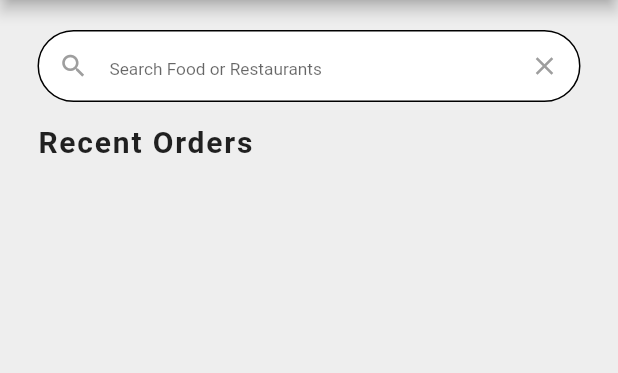
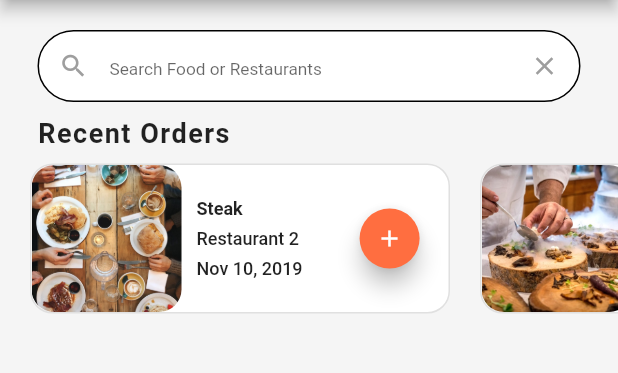
Before and after one commit to Wagner-Coche/food_delivery_app, a Flutter app: the screen it shows after launch, on a phone screen of 412 x 824 dp, the part 84-457 px from its top. Run offline on Flutter 3.47's test engine with Material 2 defaults, Android fonts, the phone set to English and light mode, and no system bars.

Commit message:
create recent orders

```diff
--- a/lib/screens/home_screen.dart
+++ b/lib/screens/home_screen.dart
@@ -1,5 +1,6 @@
 import "package:flutter/material.dart";
 import "package:flutter/cupertino.dart";
+import 'package:food_delivery_app/data/restaurant_data.dart';
 import 'package:food_delivery_app/widgets/recent_orders.dart';
 
 class HomeScreen extends StatefulWidget {
@@ -13,7 +14,7 @@ class _HomeScreenState extends State<HomeScreen> {
   @override
   Widget build(BuildContext context) {
     return Scaffold(
-      backgroundColor: Colors.grey.shade200,
+      backgroundColor: Colors.grey.shade100,
       appBar: AppBar(
         backgroundColor: Colors.deepOrangeAccent,
         leading: IconButton(
@@ -45,14 +46,13 @@ class _HomeScreenState extends State<HomeScreen> {
       body: SingleChildScrollView(
         reverse: false,
         child: Column(
-          children: const <Widget>[
-            SizedBox(
-              child: Padding(
+          children: <Widget>[
+            const Padding(
               padding: EdgeInsets.only(
                 top: 20,
                 right: 25,
                 left: 25,
-                  bottom: 15
+                bottom: 10
               ),
               child: TextField(
                 cursorColor: Colors.deepOrangeAccent,
@@ -86,8 +86,23 @@ class _HomeScreenState extends State<HomeScreen> {
                 ),
               ),
             ),
+            Container(
+              alignment: Alignment.centerLeft,
+              child: const Padding(
+                padding: EdgeInsets.symmetric(horizontal: 25),
+                child: Text(
+                  "Recent Orders",
+                  style: TextStyle(
+                    fontSize: 18,
+                    fontWeight: FontWeight.bold,
+                    letterSpacing: 1
                   ),
-            SizedBox(child: RecentOrders())
+                ),
+              ),
+            ),
+            const SizedBox(
+              child: RecentOrders()
+            ),
           ],
         ),
       ),
--- a/lib/widgets/recent_orders.dart
+++ b/lib/widgets/recent_orders.dart
@@ -1,38 +1,109 @@
 import 'package:flutter/cupertino.dart';
+import 'package:flutter/material.dart';
 import 'package:flutter/src/foundation/key.dart';
 import 'package:flutter/src/widgets/framework.dart';
+import 'package:food_delivery_app/data/user_data.dart';
+import 'package:food_delivery_app/models/order.dart';
 
 class RecentOrders extends StatelessWidget {
   const RecentOrders({Key? key}) : super(key: key);
 
+  _buildRecentOrder(BuildContext context, Order order) {
+    return Container(
+      margin: const EdgeInsets.all(10),
+      height: 100,
+      width: 280.0,
+      decoration: BoxDecoration(
+        color: Colors.white,
+        borderRadius: BorderRadius.circular(15.0),
+        border: Border.all(
+          width: 1,
+          color: Colors.grey.shade300
+        )
+      ),
+      child: Row(
+        children: <Widget>[
+          Container(
+            margin: const EdgeInsets.only(right: 10),
+            height: MediaQuery.of(context).size.height,
+            width: 100,
+            decoration: BoxDecoration(
+              borderRadius: BorderRadius.circular(15.0)
+            ),
+            child: ClipRRect(
+              borderRadius: BorderRadius.circular(15.0),
+              child: Image(
+                image: AssetImage(order.restaurant.imageUrl), fit: BoxFit.cover,
+              ),
+            ),
+          ),
+          Container(
+            margin: const EdgeInsets.only(right: 30),
+            child: Column(
+              mainAxisAlignment: MainAxisAlignment.center,
+              crossAxisAlignment: CrossAxisAlignment.start,
+              children: <Widget>[
+                Container(
+                  margin: const EdgeInsets.only(bottom: 6),
+                  child: Text(
+                    order.food.name,
+                    style: const TextStyle(
+                      fontSize: 12,
+                      fontWeight: FontWeight.bold
+                    ),
+                  ),
+                ),
+                Container(
+                  margin: const EdgeInsets.only(bottom: 6),
+                  child: Text(
+                    order.restaurant.name,
+                    style: const TextStyle(
+                      fontSize: 12,
+                      fontWeight: FontWeight.w500
+                    ),
+                  ),
+                ),
+                SizedBox(
+                  child: Text(
+                    order.date,
+                    style: const TextStyle(
+                      fontSize: 12,
+                      fontWeight: FontWeight.w500
+                    ),
+                  ),
+                )
+              ],
+            ),
+          ),
+          SizedBox(
+            height: 40,
+            child: FloatingActionButton(
+              onPressed: (){},
+              backgroundColor: Colors.deepOrangeAccent,
+              child: const Icon(Icons.add, size: 18),
+            ),
+          )
+        ],
+      ),
+    );
+  }
+
   @override
   Widget build(BuildContext context) {
     return SizedBox(
-      width: MediaQuery.of(context).size.width,
       child: Column(
         crossAxisAlignment: CrossAxisAlignment.start,
         children: <Widget>[
-          const SizedBox(
-            child: Padding(
-              padding: EdgeInsets.symmetric(horizontal: 25),
-              child: Text(
-                "Recent Orders",
-                textDirection: TextDirection.ltr,
-                style: TextStyle(
-                  fontSize: 20,
-                  fontWeight: FontWeight.w600,
-                  letterSpacing: 1.2
-                ),
-              ),
-            )
-          ),
           SizedBox(
             height: 120.0,
             child: ListView.builder(
+              physics: const BouncingScrollPhysics(),
+              padding: const EdgeInsets.only(left: 10.0),
               scrollDirection: Axis.horizontal,
-              itemCount: 4,
+              itemCount: currentUser.orders.length,
               itemBuilder: (BuildContext context, int index) {
-                return Container();
+                Order order = currentUser.orders[index];
+                return _buildRecentOrder(context, order);
               }
             ),
           )
--- a/pubspec.yaml
+++ b/pubspec.yaml
@@ -58,9 +58,8 @@ flutter:
   uses-material-design: true
 
   # To add assets to your application, add an assets section, like this:
-  # assets:
-  #   - images/a_dot_burr.jpeg
-  #   - images/a_dot_ham.jpeg
+  assets:
+    - assets/images/
 
   # An image asset can refer to one or more resolution-specific "variants", see
   # https://flutter.dev/assets-and-images/#resolution-aware
```
Also changed, not shown: lib/data/data.dart (deleted). Lines whose indentation alone changed are shown as unchanged.
